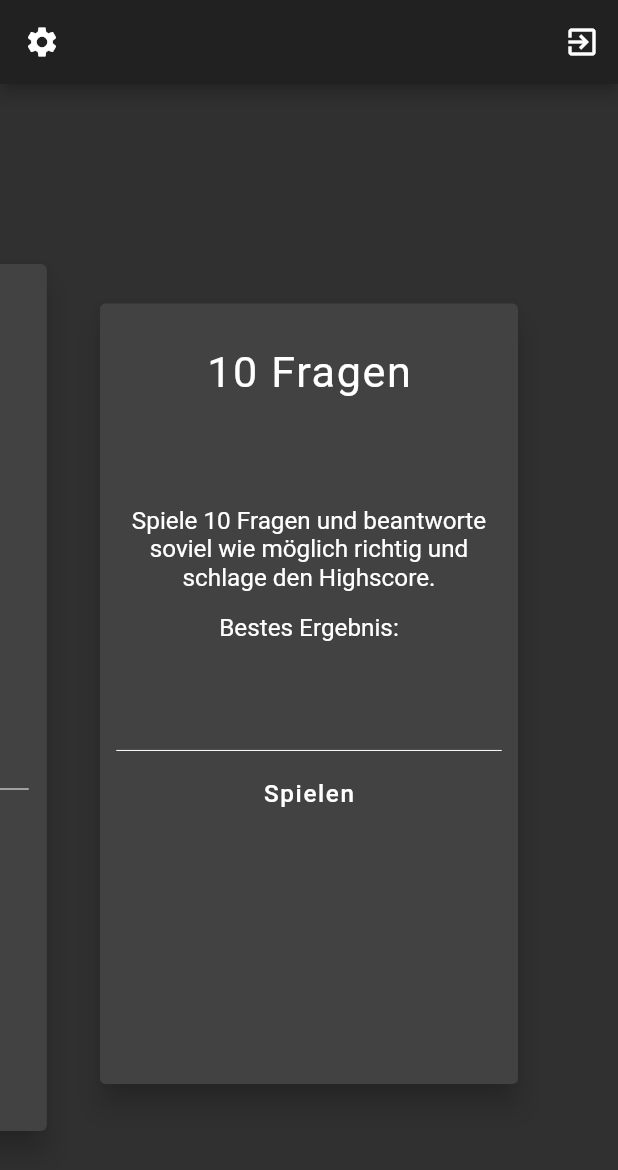
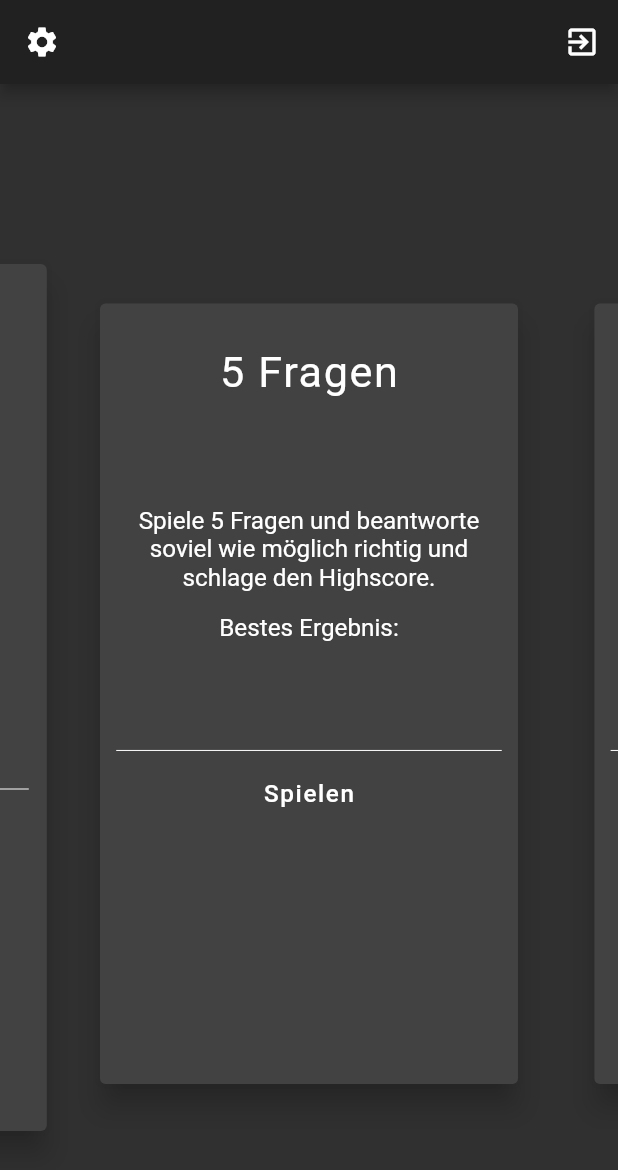
Before and after one commit to Marcel-Geirhos/quiz_match, a Flutter app: the GameSelectionPage screen opened directly, swiped to page 2, on a phone screen of 412 x 824 dp. Shown: the top 1170 px of the screen. Run offline on Flutter 3.47's test engine with Material 2 defaults, Android fonts, the phone set to English and light mode, and no system bars; our stand-ins replace auto_size_text, cloud_firestore, email_validator, firebase_auth, flutter_swiper, progress_dialog; accounts and stored records are empty.

Commit message:
5, 10, 15 Fragen Spielmodus implementiert
- Es wurde der Spielmodus für 5, 10 und 15 Fragen hintereinander implementiert.
Anpassungen gegenüber dem Klassik Modus:
- Runde wird im Format: Runde 3 / 10 angezeigt.
- Immer 6 Antwortmöglichkeiten.
- Spiel wird erst beendet, wenn alle Runden beendet wurden und nicht wie im Klassik Modus sobald der Benutzer die erste falsche Antwort gegeben hat.
- Für jeden Spielmodus gibt es einen eigenen Highscore.

```diff
--- a/lib/userInterface/gameSelectionPage.dart
+++ b/lib/userInterface/gameSelectionPage.dart
@@ -47,7 +47,7 @@ class _GameSelectionPageState extends State<GameSelectionPage> {
           builder: (context, snapshot) {
             if (snapshot.connectionState == ConnectionState.done) {
               return Swiper(
-                itemCount: 2,
+                itemCount: 4,
                 itemBuilder: (BuildContext context, int index) {
                   return gameCardList(index);
                 },
@@ -69,10 +69,13 @@ class _GameSelectionPageState extends State<GameSelectionPage> {
     if (index == 0) {
       return classicSPCard();
     } else if (index == 1) {
-      return questionSPCard();
+      return questionSPCard(5);
     } else if (index == 2) {
-      // TODO weitere Spielmodi implementieren.
+      return questionSPCard(10);
+    } else if (index == 3) {
+      return questionSPCard(15);
     }
+    // TODO weitere Spielmodi implementieren
   }
 
   Widget classicSPCard() {
@@ -106,7 +109,7 @@ class _GameSelectionPageState extends State<GameSelectionPage> {
             Divider(color: Colors.white),
             FlatButton(
               onPressed: () => Navigator.pushAndRemoveUntil(
-                  context, MaterialPageRoute(builder: (BuildContext context) => GamePage()), ModalRoute.withName('/')),
+                  context, MaterialPageRoute(builder: (BuildContext context) => GamePage(0)), ModalRoute.withName('/')),
               child: Text(
                 'Spielen',
                 style: TextStyle(fontSize: 18.0, letterSpacing: 1.2),
@@ -118,7 +121,7 @@ class _GameSelectionPageState extends State<GameSelectionPage> {
     );
   }
 
-  Widget questionSPCard() {
+  Widget questionSPCard(int numberQuestions) {
     return Card(
       elevation: 8.0,
       margin: EdgeInsets.fromLTRB(10, 120, 10, 70),
@@ -127,13 +130,13 @@ class _GameSelectionPageState extends State<GameSelectionPage> {
         child: Column(
           children: <Widget>[
             Text(
-              '10 Fragen',
+              '$numberQuestions Fragen',
               style: TextStyle(fontSize: 32.0, letterSpacing: 1.2),
             ),
             Padding(
               padding: const EdgeInsets.only(top: 80.0),
               child: Text(
-                'Spiele 10 Fragen und beantworte soviel wie möglich richtig und schlage den Highscore.',
+                'Spiele $numberQuestions Fragen und beantworte soviel wie möglich richtig und schlage den Highscore.',
                 textAlign: TextAlign.center,
                 style: TextStyle(fontSize: 18.0),
               ),
@@ -141,7 +144,7 @@ class _GameSelectionPageState extends State<GameSelectionPage> {
             Padding(
               padding: const EdgeInsets.only(top: 16.0, bottom: 52.0),
               child: Text(
-                'Bestes Ergebnis:\n${_userHighscores['questionHighscoreSP']}',
+                'Bestes Ergebnis:\n${_userHighscores['questionHighscoreSP$numberQuestions']}',
                 textAlign: TextAlign.center,
                 style: TextStyle(fontSize: 18.0),
               ),
@@ -149,7 +152,7 @@ class _GameSelectionPageState extends State<GameSelectionPage> {
             Divider(color: Colors.white),
             FlatButton(
               onPressed: () => Navigator.pushAndRemoveUntil(
-                  context, MaterialPageRoute(builder: (BuildContext context) => GamePage()), ModalRoute.withName('/')),
+                  context, MaterialPageRoute(builder: (BuildContext context) => GamePage(1, numberQuestions)), ModalRoute.withName('/')),
               child: Text(
                 'Spielen',
                 style: TextStyle(fontSize: 18.0, letterSpacing: 1.2),
```
Also changed, not shown: lib/userInterface/gamePage.dart (+61 -18 lines).
